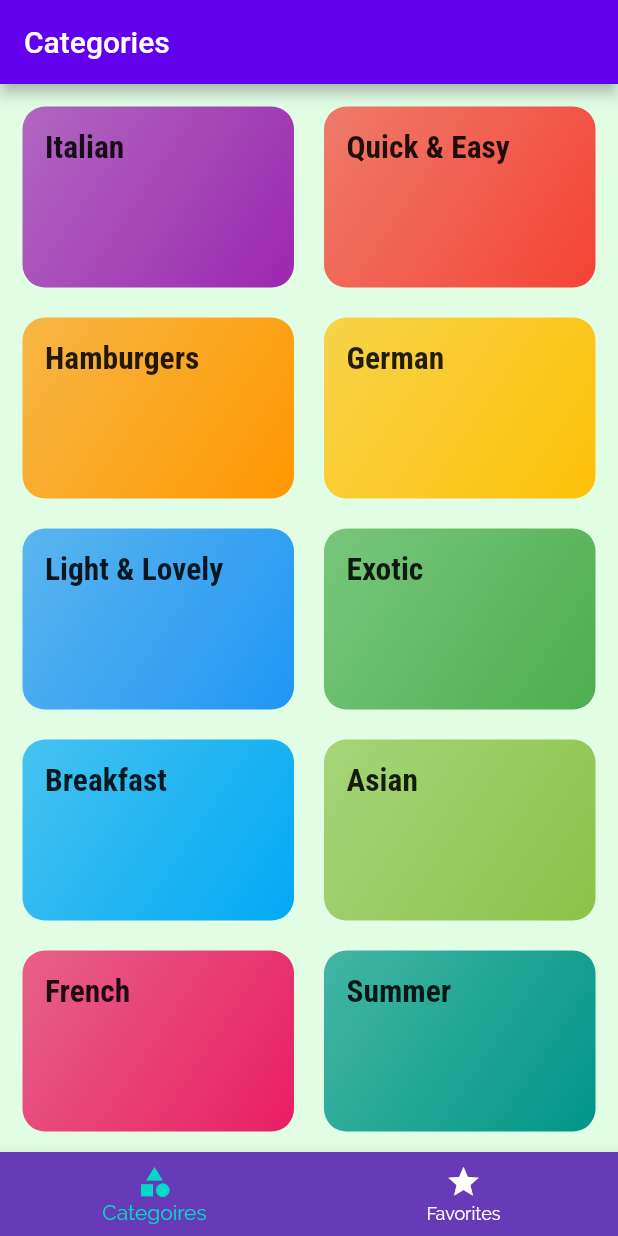
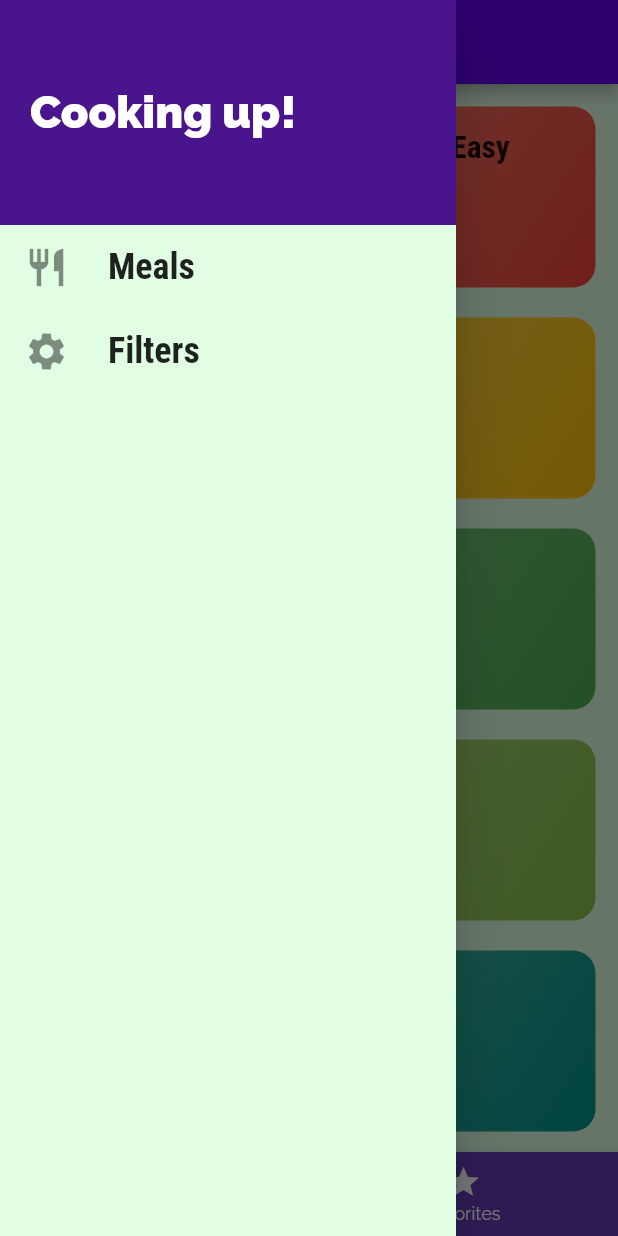
Before and after one commit to hanan0998/Meal-Categroy, a Flutter app: the screen it shows after launch, with the side drawer open (before the commit the screen has no drawer), on a phone screen of 412 x 824 dp. Run offline on Flutter 3.47's test engine with Material 2 defaults, Android fonts, the phone set to English and light mode, and no system bars.

Commit message:
Day-3.2 Completed!

```diff
--- a/lib/main.dart
+++ b/lib/main.dart
@@ -1,5 +1,6 @@
 import 'package:flutter/material.dart';
 
+import './screens/filters_screen..dart';
 import './screens/tabs_screen.dart';
 import './screens/favorite_screen.dart';
 import './screens/Categories_screen.dart';
@@ -25,6 +26,7 @@ class MyApp extends StatelessWidget {
           colorScheme: ColorScheme.light(),
           canvasColor: Color.fromRGBO(225, 254, 229, 1),
           accentColor: Colors.amber,
+          primaryColor: Colors.purple.shade900,
           fontFamily: 'Raleway',
           // giving themedata to texttheme to have the theme of the patent themedata
           textTheme: ThemeData.light().textTheme.copyWith(
@@ -44,6 +46,7 @@ class MyApp extends StatelessWidget {
         '/': (context) => TabsScreen(),
         CategoryDetailsScreen.routeName: (context) => CategoryDetailsScreen(),
         MealDetailScreen.routeName: (context) => MealDetailScreen(),
+        FilterScreen.routeName: (context) => FilterScreen(),
       },
       // onGeneratroute is used when a navigation is occure which is not registered in routes
       onGenerateRoute: (settings) {
--- a/lib/screens/tabs_screen.dart
+++ b/lib/screens/tabs_screen.dart
@@ -1,6 +1,7 @@
 import 'package:flutter/material.dart';
 import './Categories_screen.dart';
 import './favorite_screen.dart';
+import '../widgets/main_drawer.dart';
 
 class TabsScreen extends StatefulWidget {
   const TabsScreen({super.key});
@@ -27,8 +28,12 @@ class _TabsScreenState extends State<TabsScreen> {
   Widget build(BuildContext context) {
     return Scaffold(
       appBar: AppBar(
-        title: Text(_pages[_selectedPageIndex]['title']),
+        title: Text(
+          _pages[_selectedPageIndex]['title'],
+          style: TextStyle(fontFamily: 'Raleway', fontWeight: FontWeight.w500),
+        ),
       ),
+      drawer: MyDrawer(),
       body: _pages[_selectedPageIndex]['page'],
       bottomNavigationBar: BottomNavigationBar(
         // type: BottomNavigationBarType.shifting,
@@ -36,7 +41,7 @@ class _TabsScreenState extends State<TabsScreen> {
         type: BottomNavigationBarType.fixed,
         currentIndex: _selectedPageIndex,
         unselectedItemColor: Colors.white,
-        selectedItemColor: Theme.of(context).colorScheme.secondary,
+        selectedItemColor: Theme.of(context).accentColor,
         backgroundColor: Colors.deepPurple,
         onTap: _selectPage,
         items: [
--- /dev/null
+++ b/lib/widgets/main_drawer.dart
@@ -0,0 +1,52 @@
+import 'package:flutter/material.dart';
+
+import '../screens/filters_screen..dart';
+
+class MyDrawer extends StatelessWidget {
+  const MyDrawer({super.key});
+  Widget buildListTile(String title, IconData icon, VoidCallback onTapHandler) {
+    return ListTile(
+      leading: Icon(
+        icon,
+        size: 30,
+      ),
+      title: Text(
+        title,
+        style: TextStyle(
+            fontFamily: "Robotocondensed",
+            fontSize: 24,
+            fontWeight: FontWeight.bold),
+      ),
+      onTap: onTapHandler,
+    );
+  }
+
+  @override
+  Widget build(BuildContext context) {
+    return Drawer(
+      child: Column(children: [
+        Container(
+          padding: EdgeInsets.all(20),
+          alignment: Alignment.centerLeft,
+          height: 150,
+          width: double.infinity,
+          color: Theme.of(context).primaryColor,
+          child: Text('Cooking up!',
+              style: TextStyle(
+                  fontWeight: FontWeight.w900,
+                  fontSize: 30,
+                  color: Colors.white)),
+        ),
+        buildListTile('Meals', Icons.restaurant, () {
+          // Navigator.of(context).pushNamed('/');
+          // the above statement is not very satisfying we have to delete the recent page
+          // from the stack of pages, so that we use that below statement
+          Navigator.of(context).pushReplacementNamed('/');
+        }),
+        buildListTile('Filters', Icons.settings, () {
+          Navigator.of(context).pushReplacementNamed(FilterScreen.routeName);
+        }),
+      ]),
+    );
+  }
+}
```
Also changed, not shown: lib/screens/category_details_screen.dart (+46 -16 lines), lib/screens/filters_screen..dart (added, +20 -0 lines), lib/screens/meal_detail_screen.dart (+16 -4 lines), lib/widgets/mealItemWidget.dart (+11 -2 lines).
